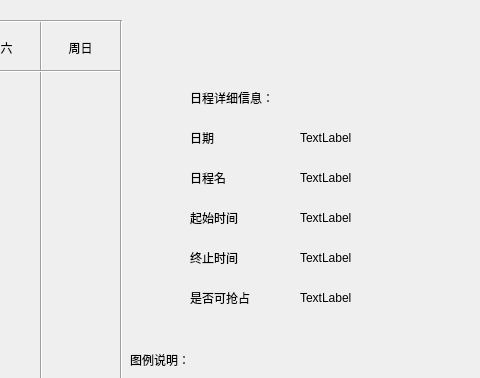
Old version of the form OutTime/timetable.ui in the repository agilelike/OurTime; both pictures show x 720 to 1200 and y 0 to 378 of the 1200 by 480 pixel window.
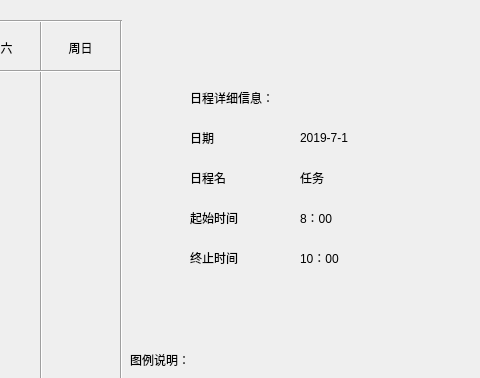
New version of the form.

What changed in the file:
```diff
--- a/OutTime/timetable.ui
+++ b/OutTime/timetable.ui
@@ -146,7 +146,7 @@
 </string>
    </property>
    <property name="text">
-    <string>TextLabel</string>
+    <string>2019-7-1</string>
    </property>
   </widget>
   <widget class="QLabel" name="label_8">
@@ -194,7 +194,7 @@
     <string notr="true">font: 9pt &quot;等线&quot;;</string>
    </property>
    <property name="text">
-    <string>TextLabel</string>
+    <string>8：00</string>
    </property>
   </widget>
   <widget class="QLabel" name="label_11">
@@ -226,7 +226,7 @@
     <string notr="true">font: 9pt &quot;等线&quot;;</string>
    </property>
    <property name="text">
-    <string>TextLabel</string>
+    <string>10：00</string>
    </property>
   </widget>
   <widget class="QLabel" name="label_13">
@@ -258,7 +258,7 @@
     <string notr="true">font: 9pt &quot;等线&quot;;</string>
    </property>
    <property name="text">
-    <string>TextLabel</string>
+    <string>任务</string>
    </property>
   </widget>
   <widget class="QLabel" name="label_15">
@@ -290,7 +290,7 @@
     <string notr="true">font: 9pt &quot;等线&quot;;</string>
    </property>
    <property name="text">
-    <string>是否可抢占</string>
+    <string/>
    </property>
   </widget>
   <widget class="QLabel" name="label_17">
@@ -306,7 +306,7 @@
     <string notr="true">font: 9pt &quot;等线&quot;;</string>
    </property>
    <property name="text">
-    <string>TextLabel</string>
+    <string/>
    </property>
   </widget>
   <widget class="QLabel" name="label_18">
```
